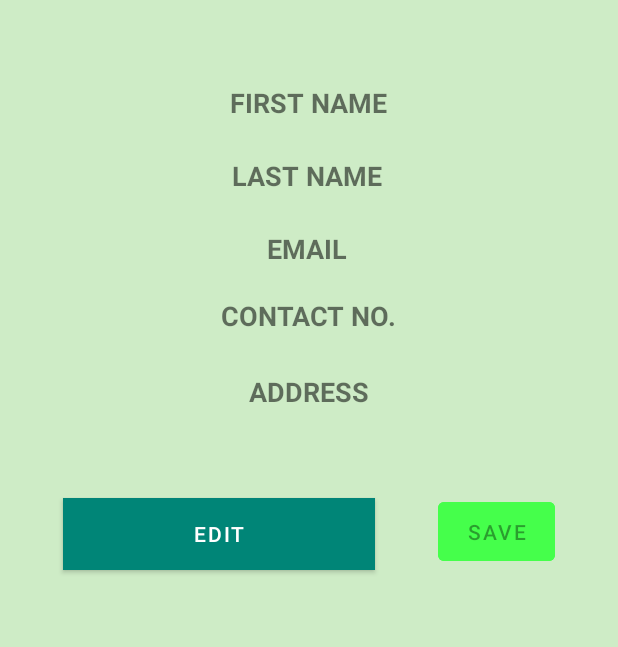
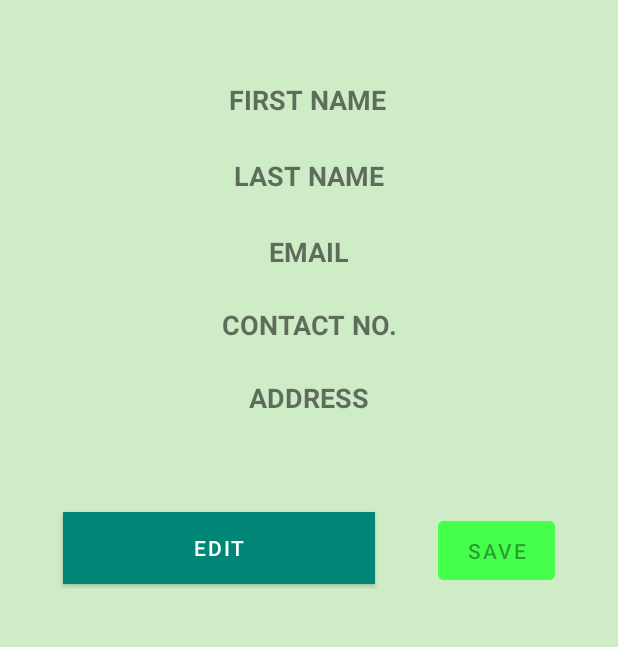
Before and after one commit to ViduraPrasangana/ShoppingCart, an Android app: the fragment AccountFragment shown on its own in the app's theme, on a phone screen of 412 x 824 dp, the part 204-851 px from its top. Run offline under Robolectric (Android 15) with nearby library versions, the phone set to English and light mode, and no system bars; our stand-ins replace CircleImageView.

Commit message:
Finished the account interface
Started in the AccountFragment class and changed the User class

```diff
--- a/app/src/main/java/com/ayesha/shoppingcart/AccountFragment.java
+++ b/app/src/main/java/com/ayesha/shoppingcart/AccountFragment.java
@@ -4,16 +4,59 @@ import android.os.Bundle;
 import android.view.LayoutInflater;
 import android.view.View;
 import android.view.ViewGroup;
+import android.widget.TextView;
 
 import androidx.annotation.NonNull;
 import androidx.annotation.Nullable;
 import androidx.fragment.app.Fragment;
 
+import com.google.android.material.button.MaterialButton;
+import com.google.android.material.textfield.TextInputEditText;
+import com.google.android.material.textview.MaterialTextView;
+
 public class AccountFragment extends Fragment {
+
+    private User user; //User object that will show
+
+    private TextView firstName;
+    private TextView lastName;
+    private TextView email;
+    private TextView number;
+    private TextView addr;
+
+    private TextInputEditText firstNameEdit;
+    private TextInputEditText lastNameEdit;
+    private TextInputEditText emailEdit;
+    private TextInputEditText numberEdit;
+    private TextInputEditText addrEdit;
+
+    private MaterialButton btnLogin ;
+    private MaterialButton btnRegister;
+
     @Nullable
     @Override
     public View onCreateView(@NonNull LayoutInflater inflater, @Nullable ViewGroup container, @Nullable Bundle savedInstanceState) {
-        return inflater.inflate(R.layout.account_fragment,container,false);
+
+        View view = inflater.inflate(R.layout.account_fragment,container,false);
+
+        //Finding components from the view
+        firstName = view.findViewById(R.id.firstName);
+        lastName = view.findViewById(R.id.lastName);
+        email = view.findViewById(R.id.email);
+        number = view.findViewById(R.id.number);
+        addr = view.findViewById(R.id.addr);
+
+        firstNameEdit = view.findViewById(R.id.firstNameEdit);
+        lastNameEdit = view.findViewById(R.id.firstNameEdit);
+        emailEdit = view.findViewById(R.id.firstNameEdit);
+        numberEdit = view.findViewById(R.id.firstNameEdit);
+        addrEdit = view.findViewById(R.id.firstNameEdit);
+
+
+
+
+        return view;
 
     }
+
 }
--- a/app/src/main/java/com/ayesha/shoppingcart/LoginActivity.java
+++ b/app/src/main/java/com/ayesha/shoppingcart/LoginActivity.java
@@ -35,8 +35,8 @@ public class LoginActivity extends AppCompatActivity {
         emailCon = findViewById(R.id.linearLayout);
         password = findViewById(R.id.password);
         passwordCon = findViewById(R.id.linearLayout2);
-        btnLogin = findViewById(R.id.btnLogin);
-        btnRegister = findViewById(R.id.btnRegister);
+        btnLogin = findViewById(R.id.btnSave);
+        btnRegister = findViewById(R.id.btnEdit);
         btnRegister.setOnClickListener(new View.OnClickListener() {
             @Override
             public void onClick(View view) {
--- a/app/src/main/java/com/ayesha/shoppingcart/SignupActivity.java
+++ b/app/src/main/java/com/ayesha/shoppingcart/SignupActivity.java
@@ -40,15 +40,15 @@ public class SignupActivity extends AppCompatActivity {
         firstName = findViewById(R.id.firstName);
         lastName = findViewById(R.id.lastName);
         number = findViewById(R.id.number);
-        address = findViewById(R.id.address);
+        address = findViewById(R.id.firstNameEdit);
         password = findViewById(R.id.password);
         passwordConfirm = findViewById(R.id.passwordConfirm);
 
         if (auth.getCurrentUser() != null) Constants.openMain(context);
 
-        btnSignup = findViewById(R.id.btnRegister);
+        btnSignup = findViewById(R.id.btnEdit);
         reset = findViewById(R.id.reset);
-        btnLogin = findViewById(R.id.btnLogin);
+        btnLogin = findViewById(R.id.btnSave);
         btnLogin.setOnClickListener(new View.OnClickListener() {
             @Override
             public void onClick(View view) {
--- a/app/src/main/java/com/ayesha/shoppingcart/User.java
+++ b/app/src/main/java/com/ayesha/shoppingcart/User.java
@@ -1,19 +1,57 @@
 package com.ayesha.shoppingcart;
+import android.os.Parcelable;
+
 import com.google.firebase.database.IgnoreExtraProperties;
 
 @IgnoreExtraProperties
-public class User {
-     public String email, firstName, lastName, number, address;
+public class User  {
+     private String email, firstName, lastName, number, address;
 
-     public User(){
-
-     }
-
-     User(String email, String firstName, String lastName, String number, String address) {
+     public User(String email, String firstName, String lastName, String number, String address) {
         this.email = email;
         this.firstName = firstName;
         this.lastName = lastName;
         this.number = number;
         this.address = address;
     }
+
+    public String getEmail() {
+        return email;
+    }
+
+    public void setEmail(String email) {
+        this.email = email;
+    }
+
+    public String getFirstName() {
+        return firstName;
+    }
+
+    public void setFirstName(String firstName) {
+        this.firstName = firstName;
+    }
+
+    public String getLastName() {
+        return lastName;
+    }
+
+    public void setLastName(String lastName) {
+        this.lastName = lastName;
+    }
+
+    public String getNumber() {
+        return number;
+    }
+
+    public void setNumber(String number) {
+        this.number = number;
+    }
+
+    public String getAddress() {
+        return address;
+    }
+
+    public void setAddress(String address) {
+        this.address = address;
+    }
 }
--- a/app/src/main/res/layout/account_fragment.xml
+++ b/app/src/main/res/layout/account_fragment.xml
@@ -19,7 +19,186 @@
             app:layout_constraintStart_toStartOf="parent"
             app:layout_constraintTop_toTopOf="parent">
 
+            <TextView
+                android:id="@+id/number"
+                android:layout_width="wrap_content"
+                android:layout_height="wrap_content"
+                android:layout_marginStart="55dp"
+                android:layout_marginTop="24dp"
+                android:layout_marginEnd="55dp"
+                android:text="CONTACT NO."
+                android:textAllCaps="true"
+                android:textSize="18sp"
+                android:textStyle="bold"
+                app:layout_constraintEnd_toEndOf="parent"
+                app:layout_constraintStart_toStartOf="parent"
+                app:layout_constraintTop_toBottomOf="@+id/email" />
+
+            <TextView
+                android:id="@+id/firstName"
+                android:layout_width="wrap_content"
+                android:layout_height="wrap_content"
+                android:layout_marginStart="55dp"
+                android:layout_marginTop="54dp"
+                android:layout_marginEnd="55dp"
+                android:text="First name"
+                android:textAllCaps="true"
+                android:textSize="18sp"
+                android:textStyle="bold"
+                app:layout_constraintEnd_toEndOf="parent"
+                app:layout_constraintHorizontal_bias="0.497"
+                app:layout_constraintStart_toStartOf="parent"
+                app:layout_constraintTop_toBottomOf="@+id/circleImageView" />
+
+            <TextView
+                android:id="@+id/email"
+                android:layout_width="wrap_content"
+                android:layout_height="wrap_content"
+                android:layout_marginStart="55dp"
+                android:layout_marginTop="26dp"
+                android:layout_marginEnd="55dp"
+                android:text="EMAIL"
+                android:textAllCaps="true"
+                android:textSize="18sp"
+                android:textStyle="bold"
+                app:layout_constraintEnd_toEndOf="parent"
+                app:layout_constraintStart_toStartOf="parent"
+                app:layout_constraintTop_toBottomOf="@+id/lastName" />
+
+            <TextView
+                android:id="@+id/lastName"
+                android:layout_width="wrap_content"
+                android:layout_height="wrap_content"
+                android:layout_marginStart="55dp"
+                android:layout_marginTop="26dp"
+                android:layout_marginEnd="55dp"
+                android:text="LAST NAME"
+                android:textAllCaps="true"
+                android:textSize="18sp"
+                android:textStyle="bold"
+                app:layout_constraintEnd_toEndOf="parent"
+                app:layout_constraintStart_toStartOf="parent"
+                app:layout_constraintTop_toBottomOf="@+id/firstName" />
+
+            <TextView
+                android:id="@+id/addr"
+                android:layout_width="wrap_content"
+                android:layout_height="wrap_content"
+                android:layout_marginStart="55dp"
+                android:layout_marginTop="24dp"
+                android:layout_marginEnd="55dp"
+                android:text="Address"
+                android:textAllCaps="true"
+                android:textSize="18sp"
+                android:textStyle="bold"
+                app:layout_constraintEnd_toEndOf="parent"
+                app:layout_constraintStart_toStartOf="parent"
+                app:layout_constraintTop_toBottomOf="@+id/number" />
+
+            <com.google.android.material.textfield.TextInputEditText
+                android:id="@+id/firstNameEdit"
+                style="@style/Widget.AppCompat.EditText"
+                android:layout_width="@dimen/loginTextWidth"
+                android:layout_height="wrap_content"
+                android:layout_marginStart="69dp"
+                android:layout_marginTop="46dp"
+                android:layout_marginEnd="69dp"
+                android:hint="First Name"
+                android:visibility="invisible"
+                app:layout_constraintEnd_toEndOf="parent"
+                app:layout_constraintStart_toStartOf="parent"
+                app:layout_constraintTop_toBottomOf="@+id/circleImageView" />
+
+            <com.google.android.material.textfield.TextInputEditText
+                android:id="@+id/lastNameEdit"
+                style="@style/Widget.AppCompat.EditText"
+                android:layout_width="@dimen/loginTextWidth"
+                android:layout_height="wrap_content"
+                android:layout_marginStart="69dp"
+                android:layout_marginTop="10dp"
+                android:layout_marginEnd="69dp"
+                android:hint="Last Name"
+                android:visibility="invisible"
+                app:layout_constraintEnd_toEndOf="parent"
+                app:layout_constraintHorizontal_bias="0.518"
+                app:layout_constraintStart_toStartOf="parent"
+                app:layout_constraintTop_toBottomOf="@+id/firstNameEdit" />
+
+            <com.google.android.material.textfield.TextInputEditText
+                android:id="@+id/emailEdit"
+                style="@style/Widget.AppCompat.EditText"
+                android:layout_width="@dimen/loginTextWidth"
+                android:layout_height="wrap_content"
+                android:layout_marginStart="69dp"
+                android:layout_marginTop="10dp"
+                android:layout_marginEnd="69dp"
+                android:hint="email"
+                android:visibility="invisible"
+                app:layout_constraintEnd_toEndOf="parent"
+                app:layout_constraintHorizontal_bias="0.518"
+                app:layout_constraintStart_toStartOf="parent"
+                app:layout_constraintTop_toBottomOf="@+id/lastNameEdit" />
+
+            <com.google.android.material.textfield.TextInputEditText
+                android:id="@+id/numberEdit"
+                style="@style/Widget.AppCompat.EditText"
+                android:layout_width="@dimen/loginTextWidth"
+                android:layout_height="wrap_content"
+                android:layout_marginStart="69dp"
+                android:layout_marginTop="10dp"
+                android:layout_marginEnd="69dp"
+                android:hint="contact no."
+                android:visibility="invisible"
+                app:layout_constraintEnd_toEndOf="parent"
+                app:layout_constraintHorizontal_bias="0.481"
+                app:layout_constraintStart_toStartOf="parent"
+                app:layout_constraintTop_toBottomOf="@+id/emailEdit" />
+
+            <com.google.android.material.textfield.TextInputEditText
+                android:id="@+id/addrEdit"
+                style="@style/Widget.AppCompat.EditText"
+                android:layout_width="@dimen/loginTextWidth"
+                android:layout_height="wrap_content"
+                android:layout_marginStart="69dp"
+                android:layout_marginTop="10dp"
+                android:layout_marginEnd="69dp"
+                android:hint="Address"
+                android:visibility="invisible"
+                app:layout_constraintEnd_toEndOf="parent"
+                app:layout_constraintHorizontal_bias="0.518"
+                app:layout_constraintStart_toStartOf="parent"
+                app:layout_constraintTop_toBottomOf="@+id/numberEdit" />
+
+            <com.google.android.material.button.MaterialButton
+                android:id="@+id/btnEdit"
+                android:layout_width="@dimen/loginButtonWidthPri"
+                android:layout_height="wrap_content"
+                android:layout_marginTop="64dp"
+                android:background="@color/btnPrimary"
+                android:shadowRadius="0"
+                android:text="EDIT"
+                android:transitionName="register"
+                app:layout_constraintEnd_toStartOf="@+id/btnSave"
+                app:layout_constraintHorizontal_bias="0.5"
+                app:layout_constraintStart_toStartOf="parent"
+                app:layout_constraintTop_toBottomOf="@+id/addr" />
+
+            <com.google.android.material.button.MaterialButton
+                android:id="@+id/btnSave"
+                android:layout_width="78dp"
+                android:layout_height="51dp"
+                android:layout_marginTop="64dp"
+                android:backgroundTint="@color/btnSecondary"
+                android:enabled="false"
+                android:text="SAVE"
+                android:transitionName="login"
+                app:layout_constraintEnd_toEndOf="parent"
+                app:layout_constraintHorizontal_bias="0.5"
+                app:layout_constraintStart_toEndOf="@+id/btnEdit"
+                app:layout_constraintTop_toBottomOf="@+id/addr" />
+
             <de.hdodenhof.circleimageview.CircleImageView
+                android:id="@+id/circleImageView"
                 android:layout_width="100dp"
                 android:layout_height="100dp"
                 android:layout_marginStart="155dp"
@@ -33,135 +212,5 @@
 
         </androidx.constraintlayout.widget.ConstraintLayout>
 
-        <androidx.constraintlayout.widget.ConstraintLayout
-            android:id="@+id/constraintLayout"
-            android:layout_width="match_parent"
-            android:layout_height="wrap_content"
-            android:layout_marginTop="16dp"
-            app:layout_constraintEnd_toEndOf="parent"
-            app:layout_constraintHorizontal_bias="0.0"
-            app:layout_constraintStart_toStartOf="parent"
-            app:layout_constraintTop_toTopOf="@+id/constraintLayout2">
-
-            <TextView
-                android:id="@+id/textView"
-                android:layout_width="wrap_content"
-                android:layout_height="wrap_content"
-                android:layout_marginStart="176dp"
-                android:layout_marginTop="176dp"
-                android:layout_marginEnd="176dp"
-                android:text="First name"
-                android:textAllCaps="true"
-                android:textSize="18sp"
-                android:textStyle="bold"
-                app:layout_constraintEnd_toEndOf="parent"
-                app:layout_constraintHorizontal_bias="0.511"
-                app:layout_constraintStart_toStartOf="parent"
-                app:layout_constraintTop_toTopOf="parent" />
-
-            <TextView
-                android:id="@+id/textView3"
-                android:layout_width="wrap_content"
-                android:layout_height="wrap_content"
-                android:layout_marginStart="176dp"
-                android:layout_marginTop="24dp"
-                android:layout_marginEnd="176dp"
-                android:text="EMAIL"
-                android:textAllCaps="true"
-                android:textSize="18sp"
-                android:textStyle="bold"
-                app:layout_constraintEnd_toEndOf="parent"
-                app:layout_constraintHorizontal_bias="0.333"
-                app:layout_constraintStart_toStartOf="parent"
-                app:layout_constraintTop_toBottomOf="@+id/textView2" />
-
-            <TextView
-                android:id="@+id/textView4"
-                android:layout_width="wrap_content"
-                android:layout_height="wrap_content"
-                android:layout_marginStart="176dp"
-                android:layout_marginTop="20dp"
-                android:layout_marginEnd="176dp"
-                android:text="CONTACT NO."
-                android:textAllCaps="true"
-                android:textSize="18sp"
-                android:textStyle="bold"
-                app:layout_constraintEnd_toEndOf="parent"
-                app:layout_constraintHorizontal_bias="0.517"
-                app:layout_constraintStart_toStartOf="parent"
-                app:layout_constraintTop_toBottomOf="@+id/textView3" />
-
-            <TextView
-                android:id="@+id/textView5"
-                android:layout_width="wrap_content"
-                android:layout_height="wrap_content"
-                android:layout_marginStart="176dp"
-                android:layout_marginTop="26dp"
-                android:layout_marginEnd="176dp"
-                android:text="Address"
-                android:textAllCaps="true"
-                android:textSize="18sp"
-                android:textStyle="bold"
-                app:layout_constraintEnd_toEndOf="parent"
-                app:layout_constraintHorizontal_bias="0.523"
-                app:layout_constraintStart_toStartOf="parent"
-                app:layout_constraintTop_toBottomOf="@+id/textView4" />
-
-            <TextView
-                android:id="@+id/textView2"
-                android:layout_width="wrap_content"
-                android:layout_height="wrap_content"
-                android:layout_marginStart="176dp"
-                android:layout_marginTop="24dp"
-                android:layout_marginEnd="176dp"
-                android:text="LAST NAME"
-                android:textAllCaps="true"
-                android:textSize="18sp"
-                android:textStyle="bold"
-                app:layout_constraintEnd_toEndOf="parent"
-                app:layout_constraintHorizontal_bias="0.525"
-                app:layout_constraintStart_toStartOf="parent"
-                app:layout_constraintTop_toBottomOf="@+id/textView" />
-
-        </androidx.constraintlayout.widget.ConstraintLayout>
-
-        <androidx.constraintlayout.widget.ConstraintLayout
-            android:layout_width="match_parent"
-            android:layout_height="wrap_content"
-            android:layout_marginTop="55dp"
-            app:layout_constraintEnd_toEndOf="parent"
-            app:layout_constraintHorizontal_bias="0.0"
-            app:layout_constraintStart_toStartOf="parent"
-            app:layout_constraintTop_toBottomOf="@+id/constraintLayout">
-
-            <com.google.android.material.button.MaterialButton
-                android:id="@+id/btnLogin"
-                android:layout_width="78dp"
-                android:layout_height="51dp"
-                android:layout_marginBottom="107dp"
-                android:backgroundTint="@color/btnSecondary"
-                android:enabled="false"
-                android:text="SAVE"
-                android:transitionName="login"
-                app:layout_constraintBottom_toBottomOf="parent"
-                app:layout_constraintEnd_toEndOf="parent"
-                app:layout_constraintHorizontal_bias="0.5"
-                app:layout_constraintStart_toEndOf="@+id/btnRegister" />
-
-            <com.google.android.material.button.MaterialButton
-                android:id="@+id/btnRegister"
-                android:layout_width="@dimen/loginButtonWidthPri"
-                android:layout_height="wrap_content"
-                android:layout_marginBottom="107dp"
-                android:background="@color/btnPrimary"
-                android:shadowRadius="0"
-                android:text="EDIT"
-                android:transitionName="register"
-                app:layout_constraintBottom_toBottomOf="parent"
-                app:layout_constraintEnd_toStartOf="@+id/btnLogin"
-                app:layout_constraintHorizontal_bias="0.5"
-                app:layout_constraintStart_toStartOf="parent" />
-        </androidx.constraintlayout.widget.ConstraintLayout>
-
     </androidx.constraintlayout.widget.ConstraintLayout>
 </LinearLayout>
--- a/app/src/main/res/layout/login_layout.xml
+++ b/app/src/main/res/layout/login_layout.xml
@@ -112,7 +112,7 @@
         android:padding="7dp"
         android:clipToPadding="false">
         <com.google.android.material.button.MaterialButton
-            android:id="@+id/btnLogin"
+            android:id="@+id/btnSave"
             android:transitionName="login"
             android:layout_width="@dimen/loginButtonWidthPri"
             android:layout_height="wrap_content"
@@ -121,7 +121,7 @@
             android:background="@color/btnPrimary"
             android:text="Login"/>
         <com.google.android.material.button.MaterialButton
-            android:id="@+id/btnRegister"
+            android:id="@+id/btnEdit"
             android:transitionName="register"
             android:lines="1"
             android:layout_width="@dimen/registerButtonWidthSec"
--- a/app/src/main/res/layout/signup_layout.xml
+++ b/app/src/main/res/layout/signup_layout.xml
@@ -174,7 +174,7 @@
         >
 
         <com.google.android.material.textfield.TextInputEditText
-            android:id="@+id/address"
+            android:id="@+id/firstNameEdit"
             android:layout_width="@dimen/loginTextWidth"
             android:hint="Address"
             android:layout_height="wrap_content"
@@ -260,7 +260,7 @@
         app:layout_constraintVertical_bias="0">
 
         <com.google.android.material.button.MaterialButton
-            android:id="@+id/btnRegister"
+            android:id="@+id/btnEdit"
             android:layout_width="@dimen/loginButtonWidthPri"
             android:layout_height="wrap_content"
             android:layout_marginRight="5dp"
@@ -270,7 +270,7 @@
             android:transitionName="register" />
 
         <com.google.android.material.button.MaterialButton
-            android:id="@+id/btnLogin"
+            android:id="@+id/btnSave"
             android:layout_width="@dimen/registerButtonWidthSec"
             android:layout_height="wrap_content"
             android:backgroundTint="@color/btnSecondary"
```
